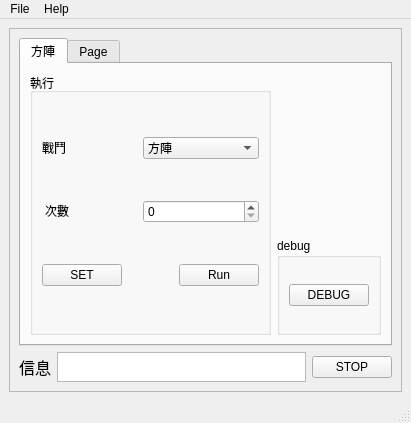
Before: the Qt Designer form Homepage/MainUI.ui in Jukon3234/ChatGPT_Make_me_WorkHarder, drawn with Qt 5.
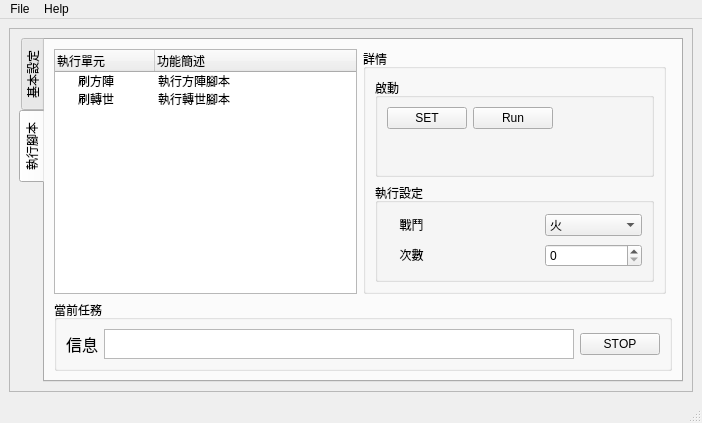
After: the same form once the commit is applied.

```diff
--- a/Homepage/MainUI.ui
+++ b/Homepage/MainUI.ui
@@ -6,7 +6,7 @@
    <rect>
     <x>0</x>
     <y>0</y>
-    <width>411</width>
+    <width>702</width>
     <height>423</height>
    </rect>
   </property>
@@ -31,96 +31,125 @@
         <rect>
          <x>0</x>
          <y>0</y>
-         <width>391</width>
+         <width>682</width>
          <height>362</height>
         </rect>
        </property>
        <layout class="QVBoxLayout" name="verticalLayout">
         <item>
          <widget class="QTabWidget" name="tabWidget">
+          <property name="font">
+           <font>
+            <italic>false</italic>
+            <stylestrategy>PreferDefault</stylestrategy>
+            <kerning>false</kerning>
+           </font>
+          </property>
+          <property name="tabPosition">
+           <enum>QTabWidget::West</enum>
+          </property>
+          <property name="tabShape">
+           <enum>QTabWidget::Rounded</enum>
+          </property>
           <property name="currentIndex">
            <number>0</number>
           </property>
+          <property name="elideMode">
+           <enum>Qt::ElideNone</enum>
+          </property>
+          <property name="documentMode">
+           <bool>false</bool>
+          </property>
+          <property name="tabsClosable">
+           <bool>false</bool>
+          </property>
+          <property name="movable">
+           <bool>false</bool>
+          </property>
+          <property name="tabBarAutoHide">
+           <bool>false</bool>
+          </property>
+          <widget class="QWidget" name="tab_3">
+           <attribute name="title">
+            <string>基本設定</string>
+           </attribute>
+           <widget class="QGroupBox" name="groupBox_4">
+            <property name="geometry">
+             <rect>
+              <x>250</x>
+              <y>150</y>
+              <width>95</width>
+              <height>85</height>
+             </rect>
+            </property>
+            <property name="sizePolicy">
+             <sizepolicy hsizetype="Preferred" vsizetype="Preferred">
+              <horstretch>1</horstretch>
+              <verstretch>1</verstretch>
+             </sizepolicy>
+            </property>
+            <property name="title">
+             <string>debug</string>
+            </property>
+            <layout class="QGridLayout" name="gridLayout_8">
+             <item row="0" column="0">
+              <widget class="QPushButton" name="DebugButton_4">
+               <property name="cursor">
+                <cursorShape>PointingHandCursor</cursorShape>
+               </property>
+               <property name="text">
+                <string>DEBUG</string>
+               </property>
+              </widget>
+             </item>
+            </layout>
+           </widget>
+          </widget>
           <widget class="QWidget" name="tab">
            <attribute name="title">
-            <string>方陣</string>
+            <string>執行腳本</string>
            </attribute>
            <layout class="QGridLayout" name="gridLayout_2">
             <item row="1" column="1">
              <layout class="QGridLayout" name="gridLayout_3">
-              <item row="0" column="1">
-               <spacer name="verticalSpacer">
-                <property name="orientation">
-                 <enum>Qt::Vertical</enum>
-                </property>
-                <property name="sizeType">
-                 <enum>QSizePolicy::Maximum</enum>
-                </property>
-                <property name="sizeHint" stdset="0">
-                 <size>
-                  <width>0</width>
-                  <height>159</height>
-                 </size>
-                </property>
-               </spacer>
-              </item>
-              <item row="1" column="1" rowspan="2">
-               <widget class="QGroupBox" name="groupBox_2">
+              <item row="2" column="0" colspan="3">
+               <widget class="QGroupBox" name="groupBox_3">
                 <property name="sizePolicy">
-                 <sizepolicy hsizetype="Preferred" vsizetype="Preferred">
-                  <horstretch>1</horstretch>
-                  <verstretch>1</verstretch>
-                 </sizepolicy>
-                </property>
-                <property name="title">
-                 <string>debug</string>
-                </property>
-                <layout class="QGridLayout" name="gridLayout_7">
-                 <item row="0" column="0">
-                  <widget class="QPushButton" name="DebugButton_3">
-                   <property name="cursor">
-                    <cursorShape>PointingHandCursor</cursorShape>
-                   </property>
-                   <property name="text">
-                    <string>DEBUG</string>
-                   </property>
-                  </widget>
-                 </item>
-                </layout>
-               </widget>
-              </item>
-              <item row="0" column="0" rowspan="3">
-               <widget class="QGroupBox" name="groupBox">
-                <property name="sizePolicy">
-                 <sizepolicy hsizetype="Preferred" vsizetype="Preferred">
-                  <horstretch>60</horstretch>
+                 <sizepolicy hsizetype="Preferred" vsizetype="Fixed">
+                  <horstretch>0</horstretch>
                   <verstretch>0</verstretch>
                  </sizepolicy>
                 </property>
                 <property name="title">
-                 <string>執行</string>
+                 <string>當前任務</string>
                 </property>
-                <layout class="QGridLayout" name="gridLayout_4">
-                 <item row="1" column="0">
-                  <widget class="QLabel" name="label_3">
+                <layout class="QGridLayout" name="gridLayout_5">
+                 <item row="0" column="0">
+                  <widget class="QLabel" name="label">
                    <property name="sizePolicy">
-                    <sizepolicy hsizetype="Minimum" vsizetype="Maximum">
+                    <sizepolicy hsizetype="Maximum" vsizetype="Preferred">
                      <horstretch>0</horstretch>
                      <verstretch>0</verstretch>
                     </sizepolicy>
                    </property>
+                   <property name="font">
+                    <font>
+                     <family>標楷體</family>
+                     <pointsize>12</pointsize>
+                    </font>
+                   </property>
                    <property name="text">
-                    <string>次數</string>
+                    <string>信息</string>
                    </property>
                    <property name="alignment">
                     <set>Qt::AlignCenter</set>
                    </property>
                   </widget>
                  </item>
-                 <item row="2" column="0" colspan="4">
-                  <widget class="QPushButton" name="SetButton">
+                 <item row="0" column="2">
+                  <widget class="QPushButton" name="FuncStopButton">
                    <property name="sizePolicy">
-                    <sizepolicy hsizetype="Maximum" vsizetype="Preferred">
+                    <sizepolicy hsizetype="Minimum" vsizetype="Maximum">
                      <horstretch>0</horstretch>
                      <verstretch>0</verstretch>
                     </sizepolicy>
@@ -129,92 +158,265 @@
                     <cursorShape>PointingHandCursor</cursorShape>
                    </property>
                    <property name="text">
-                    <string>SET</string>
+                    <string>STOP</string>
                    </property>
                   </widget>
                  </item>
-                 <item row="2" column="4">
-                  <widget class="QPushButton" name="Screptrun">
+                 <item row="0" column="1">
+                  <widget class="QTextBrowser" name="Info_broswer">
                    <property name="sizePolicy">
-                    <sizepolicy hsizetype="Maximum" vsizetype="Maximum">
+                    <sizepolicy hsizetype="MinimumExpanding" vsizetype="Maximum">
                      <horstretch>0</horstretch>
                      <verstretch>0</verstretch>
                     </sizepolicy>
                    </property>
-                   <property name="cursor">
-                    <cursorShape>PointingHandCursor</cursorShape>
+                   <property name="maximumSize">
+                    <size>
+                     <width>900</width>
+                     <height>30</height>
+                    </size>
                    </property>
-                   <property name="text">
-                    <string>Run</string>
+                   <property name="sizeIncrement">
+                    <size>
+                     <width>0</width>
+                     <height>0</height>
+                    </size>
                    </property>
+                   <property name="baseSize">
+                    <size>
+                     <width>0</width>
+                     <height>0</height>
+                    </size>
+                   </property>
+                  </widget>
+                 </item>
+                </layout>
+               </widget>
+              </item>
+              <item row="0" column="0" rowspan="2">
+               <widget class="QTreeWidget" name="treeWidget">
+                <property name="mouseTracking">
+                 <bool>false</bool>
+                </property>
+                <property name="tabletTracking">
+                 <bool>false</bool>
+                </property>
+                <property name="focusPolicy">
+                 <enum>Qt::ClickFocus</enum>
+                </property>
+                <property name="verticalScrollBarPolicy">
+                 <enum>Qt::ScrollBarAsNeeded</enum>
+                </property>
+                <property name="horizontalScrollBarPolicy">
+                 <enum>Qt::ScrollBarAlwaysOff</enum>
+                </property>
+                <property name="dragEnabled">
+                 <bool>false</bool>
+                </property>
+                <property name="dragDropMode">
+                 <enum>QAbstractItemView::NoDragDrop</enum>
+                </property>
+                <property name="verticalScrollMode">
+                 <enum>QAbstractItemView::ScrollPerItem</enum>
+                </property>
+                <property name="horizontalScrollMode">
+                 <enum>QAbstractItemView::ScrollPerItem</enum>
+                </property>
+                <column>
+                 <property name="text">
+                  <string>執行單元</string>
+                 </property>
+                </column>
+                <column>
+                 <property name="text">
+                  <string>功能簡述</string>
+                 </property>
+                </column>
+                <item>
+                 <property name="text">
+                  <string>刷方陣</string>
+                 </property>
+                 <property name="text">
+                  <string>執行方陣腳本</string>
+                 </property>
+                </item>
+                <item>
+                 <property name="text">
+                  <string>刷轉世</string>
+                 </property>
+                 <property name="text">
+                  <string>執行轉世腳本</string>
+                 </property>
+                </item>
+               </widget>
+              </item>
+              <item row="0" column="1" rowspan="2">
+               <widget class="QGroupBox" name="groupBox_2">
+                <property name="title">
+                 <string>詳情</string>
+                </property>
+                <layout class="QGridLayout" name="gridLayout_4">
+                 <item row="1" column="0">
+                  <widget class="QGroupBox" name="groupBox_5">
+                   <property name="sizePolicy">
+                    <sizepolicy hsizetype="Preferred" vsizetype="Preferred">
+                     <horstretch>60</horstretch>
+                     <verstretch>0</verstretch>
+                    </sizepolicy>
+                   </property>
+                   <property name="title">
+                    <string>執行設定</string>
+                   </property>
+                   <layout class="QGridLayout" name="gridLayout_6">
+                    <item row="0" column="0">
+                     <widget class="QLabel" name="label_4">
+                      <property name="text">
+                       <string>戰鬥</string>
+                      </property>
+                      <property name="alignment">
+                       <set>Qt::AlignCenter</set>
+                      </property>
+                     </widget>
+                    </item>
+                    <item row="0" column="3" colspan="2">
+                     <widget class="QComboBox" name="FightcomboBox_2">
+                      <item>
+                       <property name="text">
+                        <string>火</string>
+                       </property>
+                      </item>
+                      <item>
+                       <property name="text">
+                        <string>水</string>
+                       </property>
+                      </item>
+                      <item>
+                       <property name="text">
+                        <string>風</string>
+                       </property>
+                      </item>
+                      <item>
+                       <property name="text">
+                        <string>土</string>
+                       </property>
+                      </item>
+                      <item>
+                       <property name="text">
+                        <string>光</string>
+                       </property>
+                      </item>
+                      <item>
+                       <property name="text">
+                        <string>暗</string>
+                       </property>
+                      </item>
+                     </widget>
+                    </item>
+                    <item row="1" column="0">
+                     <widget class="QLabel" name="label_5">
+                      <property name="sizePolicy">
+                       <sizepolicy hsizetype="Minimum" vsizetype="Maximum">
+                        <horstretch>0</horstretch>
+                        <verstretch>0</verstretch>
+                       </sizepolicy>
+                      </property>
+                      <property name="text">
+                       <string>次數</string>
+                      </property>
+                      <property name="alignment">
+                       <set>Qt::AlignCenter</set>
+                      </property>
+                     </widget>
+                    </item>
+                    <item row="1" column="3" colspan="2">
+                     <widget class="QSpinBox" name="Times_spinBox_2">
+                      <property name="sizePolicy">
+                       <sizepolicy hsizetype="Preferred" vsizetype="Maximum">
+                        <horstretch>0</horstretch>
+                        <verstretch>0</verstretch>
+                       </sizepolicy>
+                      </property>
+                      <property name="maximum">
+                       <number>999</number>
+                      </property>
+                     </widget>
+                    </item>
+                    <item row="0" column="1" colspan="2">
+                     <spacer name="horizontalSpacer_4">
+                      <property name="orientation">
+                       <enum>Qt::Horizontal</enum>
+                      </property>
+                      <property name="sizeType">
+                       <enum>QSizePolicy::Preferred</enum>
+                      </property>
+                      <property name="sizeHint" stdset="0">
+                       <size>
+                        <width>40</width>
+                        <height>20</height>
+                       </size>
+                      </property>
+                     </spacer>
+                    </item>
+                    <item row="1" column="1" colspan="2">
+                     <spacer name="horizontalSpacer_3">
+                      <property name="orientation">
+                       <enum>Qt::Horizontal</enum>
+                      </property>
+                      <property name="sizeType">
+                       <enum>QSizePolicy::Preferred</enum>
+                      </property>
+                      <property name="sizeHint" stdset="0">
+                       <size>
+                        <width>20</width>
+                        <height>20</height>
+                       </size>
+                      </property>
+                     </spacer>
+                    </item>
+                   </layout>
                   </widget>
                  </item>
                  <item row="0" column="0">
-                  <widget class="QLabel" name="label_2">
-                   <property name="text">
-                    <string>戰鬥</string>
+                  <widget class="QGroupBox" name="groupBox">
+                   <property name="title">
+                    <string>啟動</string>
                    </property>
+                   <layout class="QFormLayout" name="formLayout">
+                    <item row="0" column="0">
+                     <widget class="QPushButton" name="SetButton_2">
+                      <property name="sizePolicy">
+                       <sizepolicy hsizetype="Maximum" vsizetype="Preferred">
+                        <horstretch>0</horstretch>
+                        <verstretch>0</verstretch>
+                       </sizepolicy>
+                      </property>
+                      <property name="cursor">
+                       <cursorShape>PointingHandCursor</cursorShape>
+                      </property>
+                      <property name="text">
+                       <string>SET</string>
+                      </property>
+                     </widget>
+                    </item>
+                    <item row="0" column="1">
+                     <widget class="QPushButton" name="Screptrun_2">
+                      <property name="sizePolicy">
+                       <sizepolicy hsizetype="Maximum" vsizetype="Maximum">
+                        <horstretch>0</horstretch>
+                        <verstretch>0</verstretch>
+                       </sizepolicy>
+                      </property>
+                      <property name="cursor">
+                       <cursorShape>PointingHandCursor</cursorShape>
+                      </property>
+                      <property name="text">
+                       <string>Run</string>
+                      </property>
+                     </widget>
+                    </item>
+                   </layout>
                   </widget>
                  </item>
-                 <item row="1" column="3" colspan="2">
-                  <widget class="QSpinBox" name="Times_spinBox">
-                   <property name="sizePolicy">
-                    <sizepolicy hsizetype="Preferred" vsizetype="Maximum">
-                     <horstretch>0</horstretch>
-                     <verstretch>0</verstretch>
-                    </sizepolicy>
-                   </property>
-                   <property name="maximum">
-                    <number>999</number>
-                   </property>
-                  </widget>
-                 </item>
-                 <item row="0" column="3" colspan="2">
-                  <widget class="QComboBox" name="comboBox">
-                   <item>
-                    <property name="text">
-                     <string>方陣</string>
-                    </property>
-                   </item>
-                   <item>
-                    <property name="text">
-                     <string>轉世</string>
-                    </property>
-                   </item>
-                  </widget>
-                 </item>
-                 <item row="0" column="1" colspan="2">
-                  <spacer name="horizontalSpacer_2">
-                   <property name="orientation">
-                    <enum>Qt::Horizontal</enum>
-                   </property>
-                   <property name="sizeType">
-                    <enum>QSizePolicy::Preferred</enum>
-                   </property>
-                   <property name="sizeHint" stdset="0">
-                    <size>
-                     <width>40</width>
-                     <height>20</height>
-                    </size>
-                   </property>
-                  </spacer>
-                 </item>
-                 <item row="1" column="1" colspan="2">
-                  <spacer name="horizontalSpacer">
-                   <property name="orientation">
-                    <enum>Qt::Horizontal</enum>
-                   </property>
-                   <property name="sizeType">
-                    <enum>QSizePolicy::Preferred</enum>
-                   </property>
-                   <property name="sizeHint" stdset="0">
-                    <size>
-                     <width>20</width>
-                     <height>20</height>
-                    </size>
-                   </property>
-                  </spacer>
-                 </item>
                 </layout>
                </widget>
               </item>
@@ -222,83 +424,8 @@
             </item>
            </layout>
           </widget>
-          <widget class="QWidget" name="tab_2">
-           <attribute name="title">
-            <string>Page</string>
-           </attribute>
-          </widget>
          </widget>
         </item>
-        <item>
-         <layout class="QHBoxLayout" name="horizontalLayout_4">
-          <item>
-           <widget class="QLabel" name="label">
-            <property name="sizePolicy">
-             <sizepolicy hsizetype="Preferred" vsizetype="Preferred">
-              <horstretch>0</horstretch>
-              <verstretch>0</verstretch>
-             </sizepolicy>
-            </property>
-            <property name="font">
-             <font>
-              <family>標楷體</family>
-              <pointsize>12</pointsize>
-             </font>
-            </property>
-            <property name="text">
-             <string>信息</string>
-            </property>
-            <property name="alignment">
-             <set>Qt::AlignCenter</set>
-            </property>
-           </widget>
-          </item>
-          <item>
-           <widget class="QTextBrowser" name="Info_broswer">
-            <property name="sizePolicy">
-             <sizepolicy hsizetype="Maximum" vsizetype="Maximum">
-              <horstretch>0</horstretch>
-              <verstretch>0</verstretch>
-             </sizepolicy>
-            </property>
-            <property name="maximumSize">
-             <size>
-              <width>900</width>
-              <height>30</height>
-             </size>
-            </property>
-            <property name="sizeIncrement">
-             <size>
-              <width>0</width>
-              <height>0</height>
-             </size>
-            </property>
-            <property name="baseSize">
-             <size>
-              <width>0</width>
-              <height>0</height>
-             </size>
-            </property>
-           </widget>
-          </item>
-          <item>
-           <widget class="QPushButton" name="FuncStopButton">
-            <property name="sizePolicy">
-             <sizepolicy hsizetype="Minimum" vsizetype="Maximum">
-              <horstretch>0</horstretch>
-              <verstretch>0</verstretch>
-             </sizepolicy>
-            </property>
-            <property name="cursor">
-             <cursorShape>PointingHandCursor</cursorShape>
-            </property>
-            <property name="text">
-             <string>STOP</string>
-            </property>
-           </widget>
-          </item>
-         </layout>
-        </item>
        </layout>
       </widget>
      </widget>
@@ -310,7 +437,7 @@
     <rect>
      <x>0</x>
      <y>0</y>
-     <width>411</width>
+     <width>702</width>
      <height>21</height>
     </rect>
    </property>
```
Left out of the diff: 2 changed lines with no effect on the pictures.
